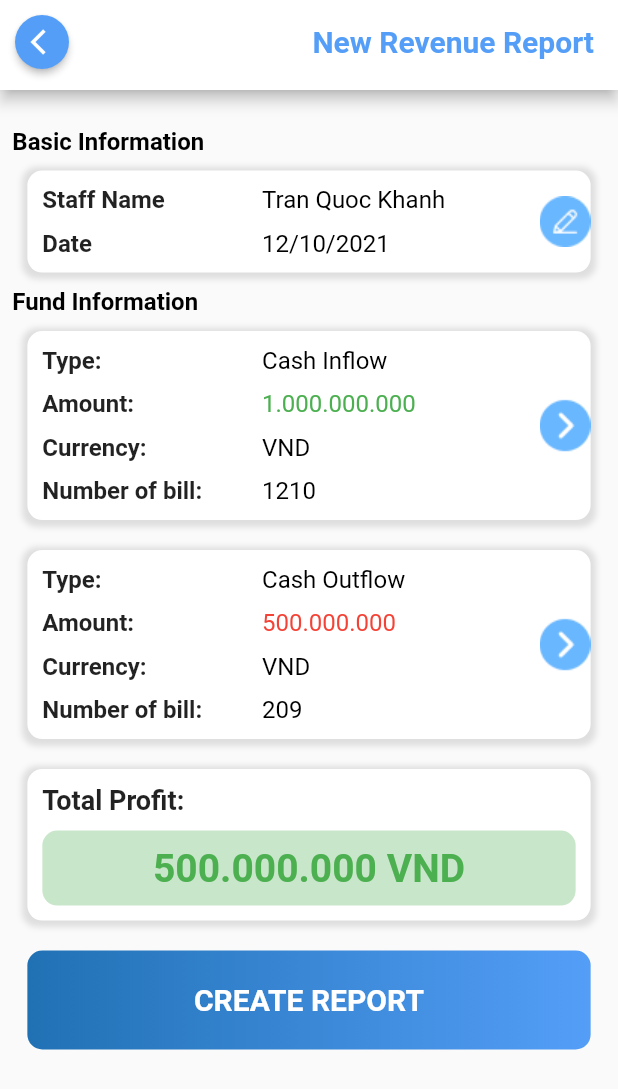
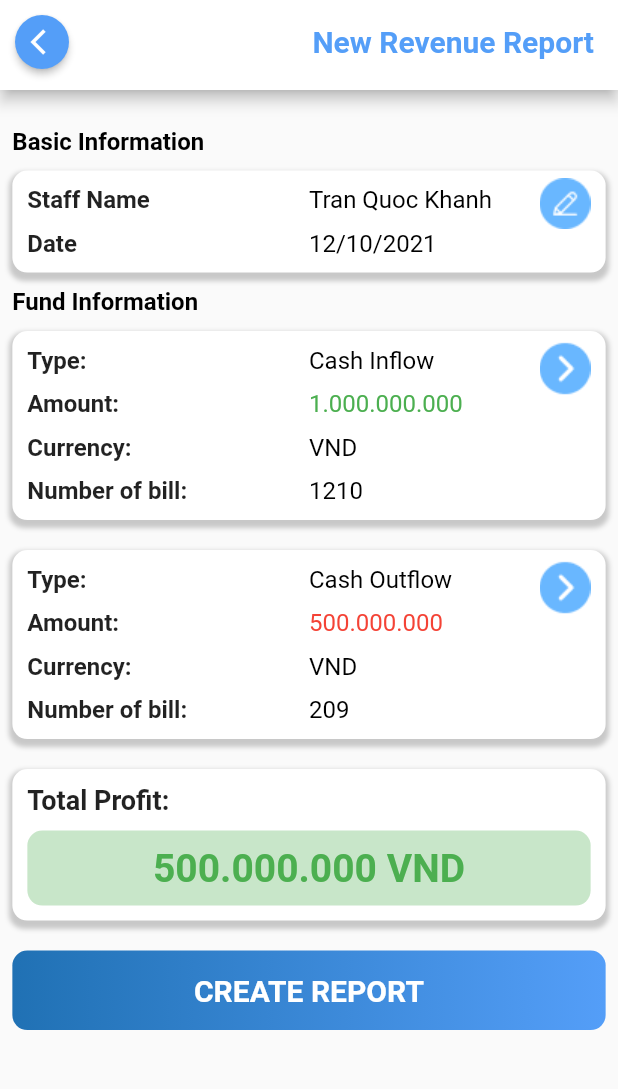
Before and after one commit to 19521505/Hotel-Management-System, a Flutter app: the RevenueReport screen opened by its route, on a phone screen of 412 x 824 dp. Shown: the top 1089 px of the screen. Run offline on Flutter 3.47's test engine with Material 2 defaults, Android fonts, the light colour scheme and no system bars; our stand-ins replace dio, flutter_spinkit, fluttertoast, shared_preferences; accounts and stored records are empty.

Commit message:
update - commit change

```diff
--- a/lib/main.dart
+++ b/lib/main.dart
@@ -1,5 +1,6 @@
 import 'package:flutter/material.dart';
 import 'package:hotel_management_system/view_models/auth_provider.dart';
+import 'package:hotel_management_system/view_models/request_provider.dart';
 import 'package:hotel_management_system/views/routes/app_routes.dart';
 import 'package:provider/provider.dart';
 
@@ -14,6 +15,8 @@ class HotelManagerSystem extends StatelessWidget {
       providers: [
         ChangeNotifierProvider<AuthProvider>(
             create: (context) => AuthProvider()),
+        ChangeNotifierProvider<RequestProvider>(
+            create: (context) => RequestProvider()),
       ],
       child: MaterialApp(
         debugShowCheckedModeBanner: false,
--- a/lib/models/form_request/request.dart
+++ b/lib/models/form_request/request.dart
@@ -1,42 +1,45 @@
 import 'package:hotel_management_system/models/form_request/detailsReq.dart';
-import 'package:hotel_management_system/models/staff.dart';
 
 class Request {
   late String importID;
   late int type;
   late String date;
-  late Staff staff;
+  late String staffID;
   late List<DetailsReq> detailsReq;
-  late double totalPrice;
+  late int totalPrice;
+  late int status;
 
   Request(
       {required this.importID,
       required this.type,
       required this.date,
-      required this.staff,
+      required this.staffID,
+      required this.status,
       required this.detailsReq,
       required this.totalPrice});
 
   Request.fromJson(Map<String, dynamic> json) {
-    importID = json['importID'];
+    importID = json['_id'];
     type = json['type'];
     date = json['date'];
-    staff = (json['staff'] != null ? new Staff.fromJson(json['staff']) : null)!;
+    status = json['status'];
+    staffID = json['staffId'];
     if (json['detailsReq'] != null) {
       detailsReq = <DetailsReq>[];
       json['detailsReq'].forEach((v) {
         detailsReq.add(new DetailsReq.fromJson(v));
       });
     }
-    totalPrice = json['totalPrice'];
+    totalPrice = json['total'];
   }
 
   Map<String, dynamic> toJson() {
     final Map<String, dynamic> data = new Map<String, dynamic>();
-    data['importID'] = this.importID;
+    data['_id'] = this.importID;
     data['type'] = this.type;
     data['date'] = this.date;
-    data['staff'] = this.staff.toJson();
+    data['status'] = this.status;
+    data['staffID'] = this.staffID;
     data['detailsReq'] = this.detailsReq.map((v) => v.toJson()).toList();
     data['totalPrice'] = this.totalPrice;
     return data;
--- /dev/null
+++ b/lib/view_models/request_provider.dart
@@ -0,0 +1,15 @@
+import 'package:flutter/foundation.dart';
+import 'package:hotel_management_system/models/form_request/request.dart';
+import 'package:hotel_management_system/services/request_service.dart';
+import 'package:shared_preferences/shared_preferences.dart';
+
+class RequestProvider extends ChangeNotifier {
+  List<Request> requestList = [];
+
+  Future<void> fetchRequestList(date) async {
+    SharedPreferences prefs = await SharedPreferences.getInstance();
+    String? token = prefs.getString("token");
+    requestList = await RequestService.getRequestByDate(token, date);
+    notifyListeners();
+  }
+}
--- a/lib/views/screens/login/login_page.dart
+++ b/lib/views/screens/login/login_page.dart
@@ -42,7 +42,6 @@ class _LoginPageState extends State<LoginPage> {
 
   @override
   Widget build(BuildContext context) {
-    Size size = MediaQuery.of(context).size;
     final authProvider = Provider.of<AuthProvider>(context);
     return Stack(children: <Widget>[
       Scaffold(
--- a/lib/views/screens/main/accountant/revenue_report/form_revenue_report.dart
+++ b/lib/views/screens/main/accountant/revenue_report/form_revenue_report.dart
@@ -1,11 +1,11 @@
 import 'package:flutter/material.dart';
-import 'package:hotel_management_system/constrants/constrants.dart';
+import 'package:hotel_management_system/view_models/request_provider.dart';
 import 'package:hotel_management_system/views/screens/main/accountant/revenue_report/inflow/inflow.dart';
 import 'package:hotel_management_system/views/screens/main/accountant/revenue_report/outflow/outflow.dart';
 import 'package:hotel_management_system/views/screens/main/accountant/revenue_report/widgets/form_header.dart';
-import 'package:hotel_management_system/views/screens/main/widgets/custom_back_button.dart';
 import 'package:hotel_management_system/widgets/custom_form_appbar.dart';
 import 'package:hotel_management_system/widgets/rounded_linear_button.dart';
+import 'package:provider/provider.dart';
 
 class RevenueReport extends StatefulWidget {
   const RevenueReport({Key? key}) : super(key: key);
@@ -39,9 +39,11 @@ class BodyRevenueReport extends StatelessWidget {
   @override
   Widget build(BuildContext context) {
     Size size = MediaQuery.of(context).size;
-    return SingleChildScrollView(
+    return CustomScrollView(
+      slivers: [
+        SliverFillRemaining(
+          hasScrollBody: false,
           child: Container(
-        height: size.height,
             padding: EdgeInsets.only(
               left: size.height * 0.01,
               top: size.height * 0.03,
@@ -49,20 +51,22 @@ class BodyRevenueReport extends StatelessWidget {
               bottom: size.height * 0.03,
             ),
             child: Column(
-          crossAxisAlignment: CrossAxisAlignment.stretch,
-          mainAxisSize: MainAxisSize.min,
+              crossAxisAlignment: CrossAxisAlignment.center,
+              mainAxisSize: MainAxisSize.max,
               children: [
                 FormHeader(
                   headerText: 'Basic Information',
                 ),
                 FormBoxDescription(
+                  image: "edit_icon.png",
+                  hasIcon: true,
                   child: Row(
                     children: [
                       Expanded(
                         flex: 5,
                         child: Padding(
-                      padding:
-                          EdgeInsets.symmetric(vertical: 10, horizontal: 10),
+                          padding: EdgeInsets.symmetric(
+                              vertical: 10, horizontal: 10),
                           child: Column(
                             mainAxisSize: MainAxisSize.min,
                             children: [
@@ -81,17 +85,6 @@ class BodyRevenueReport extends StatelessWidget {
                           ),
                         ),
                       ),
-                  Expanded(
-                    flex: 1,
-                    child: Align(
-                      alignment: Alignment.topRight,
-                      child: Container(
-                        child: GestureDetector(
-                            onTap: () {},
-                            child: Image.asset('assets/images/edit_icon.png')),
-                      ),
-                    ),
-                  ),
                     ],
                   ),
                 ),
@@ -99,13 +92,14 @@ class BodyRevenueReport extends StatelessWidget {
                 //
                 //Inflow Container
                 FormBoxDescription(
+                  nameRoute: CashInflowPage.nameRoute,
+                  hasIcon: true,
                   child: Row(
                     children: [
                       Expanded(
-                    flex: 5,
                         child: Container(
-                      padding:
-                          EdgeInsets.symmetric(horizontal: 10, vertical: 10),
+                          padding: EdgeInsets.symmetric(
+                              horizontal: 10, vertical: 10),
                           child: Column(
                             mainAxisSize: MainAxisSize.min,
                             children: [
@@ -139,35 +133,20 @@ class BodyRevenueReport extends StatelessWidget {
                           ),
                         ),
                       ),
-                  Expanded(
-                    flex: 1,
-                    child: Align(
-                      alignment: Alignment.topRight,
-                      child: Container(
-                        child: GestureDetector(
-                          onTap: () {
-                            Navigator.pushNamed(
-                                context, CashInflowPage.nameRoute);
-                          },
-                          child: Image.asset(
-                              'assets/images/right_arrow_view_icon.png'),
-                        ),
-                      ),
-                    ),
-                  ),
                     ],
                   ),
                 ),
                 //
                 //Outflow Container
                 FormBoxDescription(
+                  nameRoute: CashOutflowPage.nameRoute,
+                  hasIcon: true,
                   child: Row(
                     children: [
                       Expanded(
-                    flex: 5,
                         child: Container(
-                      padding:
-                          EdgeInsets.symmetric(horizontal: 10, vertical: 10),
+                          padding: EdgeInsets.symmetric(
+                              horizontal: 10, vertical: 10),
                           child: Column(
                             mainAxisSize: MainAxisSize.min,
                             children: [
@@ -198,22 +177,6 @@ class BodyRevenueReport extends StatelessWidget {
                                 secondText: "209",
                               ),
                             ],
-                      ),
-                    ),
-                  ),
-                  Expanded(
-                    flex: 1,
-                    child: Align(
-                      alignment: Alignment.topRight,
-                      child: Container(
-                        child: GestureDetector(
-                          onTap: () {
-                            Navigator.pushNamed(
-                                context, CashOutflowPage.nameRoute);
-                          },
-                          child: Image.asset(
-                              'assets/images/right_arrow_view_icon.png'),
-                        ),
                           ),
                         ),
                       ),
@@ -264,38 +227,46 @@ class BodyRevenueReport extends StatelessWidget {
                                 fontWeight: FontWeight.bold),
                           ),
                         ),
+                      ),
+                    ],
+                  ),
+                ),
+                SizedBox(
+                  height: 10,
+                ),
+                RoundedLinearButton(
+                  text: "Create Report",
+                  press: () {},
+                  textColor: Colors.white,
                 )
               ],
             ),
           ),
-            Container(
-              margin: EdgeInsets.only(left: 10, right: 10, top: 10),
-              child: RoundedLinearButton(
-                text: "Create Report",
-                press: () {},
-                textColor: Colors.white,
-              ),
         )
       ],
-        ),
-      ),
     );
   }
 }
 
 class FormBoxDescription extends StatelessWidget {
-  const FormBoxDescription({
-    Key? key,
+  const FormBoxDescription(
+      {Key? key,
       required this.child,
-  }) : super(key: key);
+      this.hasIcon = false,
+      this.nameRoute = "",
+      this.image = "right_arrow_view_icon.png"})
+      : super(key: key);
 
   final Widget child;
-
+  final bool hasIcon;
+  final String nameRoute;
+  final String image;
   @override
   Widget build(BuildContext context) {
-    Size size = MediaQuery.of(context).size;
-    return Container(
-      margin: EdgeInsets.only(left: 10, top: 10, right: 10, bottom: 10),
+    return hasIcon
+        ? Stack(clipBehavior: Clip.hardEdge, children: [
+            Container(
+              margin: EdgeInsets.symmetric(vertical: 10),
               decoration: BoxDecoration(
                 color: Colors.white,
                 borderRadius: BorderRadius.only(
@@ -305,15 +276,54 @@ class FormBoxDescription extends StatelessWidget {
                     bottomRight: Radius.circular(10)),
                 boxShadow: [
                   BoxShadow(
-            color: Colors.grey.withOpacity(0.3),
-            spreadRadius: 3,
-            blurRadius: 3,
-            offset: Offset(0, 1),
+                    color: Colors.black.withOpacity(0.2),
+                    spreadRadius: 2,
+                    blurRadius: 2,
+                    offset: Offset(0, 3),
                   ),
                 ],
               ),
               child: child,
-    );
+            ),
+            Positioned(
+              top: 15,
+              right: 10,
+              child: Container(
+                child: GestureDetector(
+                  onTap: () async {
+                    if (nameRoute == "/outflow") {
+                      await Provider.of<RequestProvider>(context, listen: false)
+                          .fetchRequestList("13/10/2001");
+                    }
+                    Navigator.pushNamed(context, nameRoute);
+                  },
+                  child: Image.asset('assets/images/' + image),
+                ),
+              ),
+            ),
+          ])
+        : Stack(clipBehavior: Clip.hardEdge, children: [
+            Container(
+              margin: EdgeInsets.symmetric(vertical: 10),
+              decoration: BoxDecoration(
+                color: Colors.white,
+                borderRadius: BorderRadius.only(
+                    topLeft: Radius.circular(10),
+                    topRight: Radius.circular(10),
+                    bottomLeft: Radius.circular(10),
+                    bottomRight: Radius.circular(10)),
+                boxShadow: [
+                  BoxShadow(
+                    color: Colors.black.withOpacity(0.2),
+                    spreadRadius: 2,
+                    blurRadius: 2,
+                    offset: Offset(0, 3),
+                  ),
+                ],
+              ),
+              child: child,
+            ),
+          ]);
   }
 }
 
@@ -327,11 +337,13 @@ class FormRow extends StatelessWidget {
 
   final String firstText, secondText;
   final Color secondTextColor;
+
   @override
   Widget build(BuildContext context) {
     return Row(
       children: [
         Expanded(
+          flex: 1,
           child: Text(
             firstText,
             style: TextStyle(
@@ -341,6 +353,7 @@ class FormRow extends StatelessWidget {
           ),
         ),
         Expanded(
+          flex: 1,
           child: Text(
             secondText,
             style: TextStyle(
--- a/lib/widgets/rounded_linear_button.dart
+++ b/lib/widgets/rounded_linear_button.dart
@@ -5,6 +5,7 @@ class RoundedLinearButton extends StatelessWidget {
   final String text;
   final VoidCallback press;
   final Color color, textColor;
+
   const RoundedLinearButton({
     Key? key,
     required this.text,
@@ -15,11 +16,9 @@ class RoundedLinearButton extends StatelessWidget {
 
   @override
   Widget build(BuildContext context) {
-    Size size = MediaQuery.of(context).size;
     return Container(
-      height: size.height * 0.08,
-      width: size.width * 0.8,
-      padding: EdgeInsets.symmetric(vertical: 5, horizontal: 20),
+      // margin: EdgeInsets.symmetric(horizontal: 10, vertical: 10),
+      padding: EdgeInsets.symmetric(horizontal: 20, vertical: 15),
       decoration: BoxDecoration(
         gradient: LinearGradient(colors: [
           endButtonLinearColor,
```
Also changed, not shown: lib/services/authentication.dart (+1 -6 lines), lib/services/request_service.dart (added, +21 -0 lines), lib/views/screens/main/accountant/revenue_report/inflow/inflow.dart (+39 -2 lines). Lines whose indentation alone changed are shown as unchanged.
